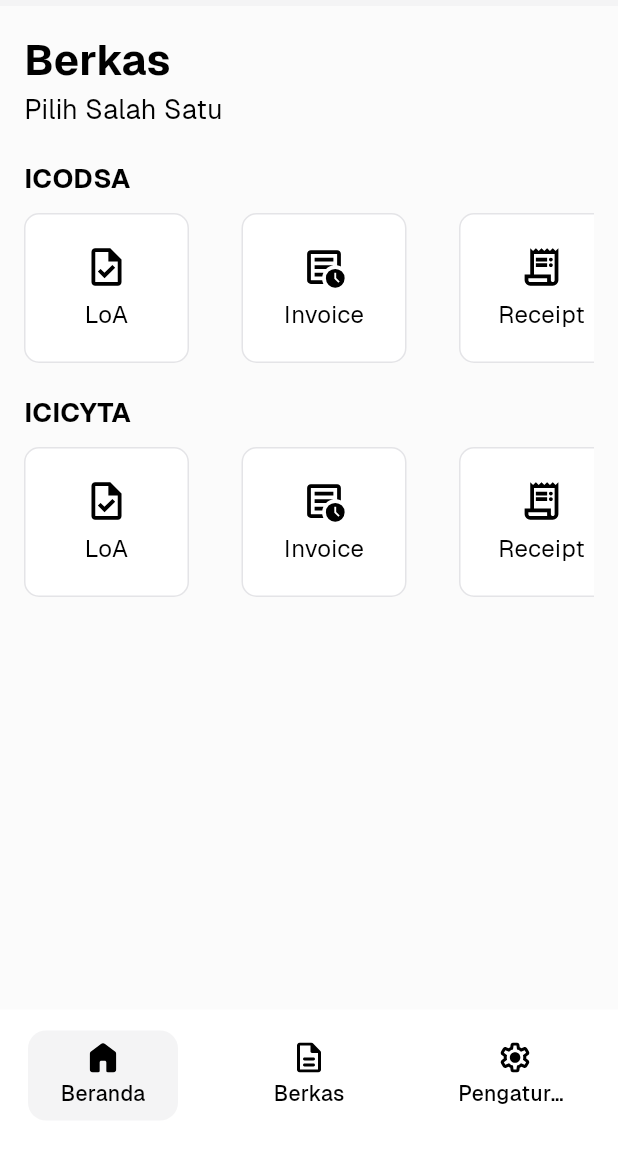
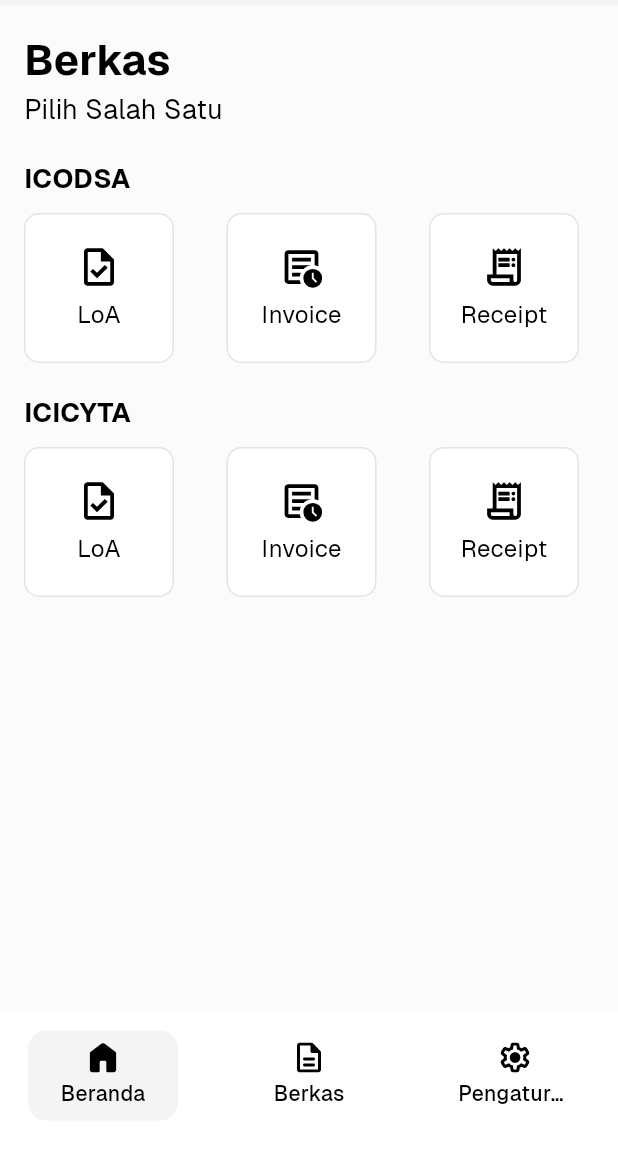
Before and after one commit to MuhammadYaumil1212/SummitDocs, a Flutter app: the screen it shows after launch, swiped to page 2, on a phone screen of 412 x 824 dp, the part 84-1236 px from its top. Run offline on Flutter 3.47's test engine with Material 3 defaults, Android fonts, the phone set to English and light mode, and no system bars; our stand-ins replace bloc, dartz, dio, equatable, flutter_bloc, flutter_svg and 5 more; accounts and stored records are empty; project files that could hold a hidden picture were left out.

Commit message:
adjusting size

```diff
--- a/lib/Presentations/files/widgets/feature_card.dart
+++ b/lib/Presentations/files/widgets/feature_card.dart
@@ -19,7 +19,7 @@ class Featurecard extends StatelessWidget {
     return GestureDetector(
       onTap: onClick,
       child: Container(
-        width: 110,
+        width: 100,
         height: 80,
         decoration: BoxDecoration(
             borderRadius: BorderRadius.all(
```
